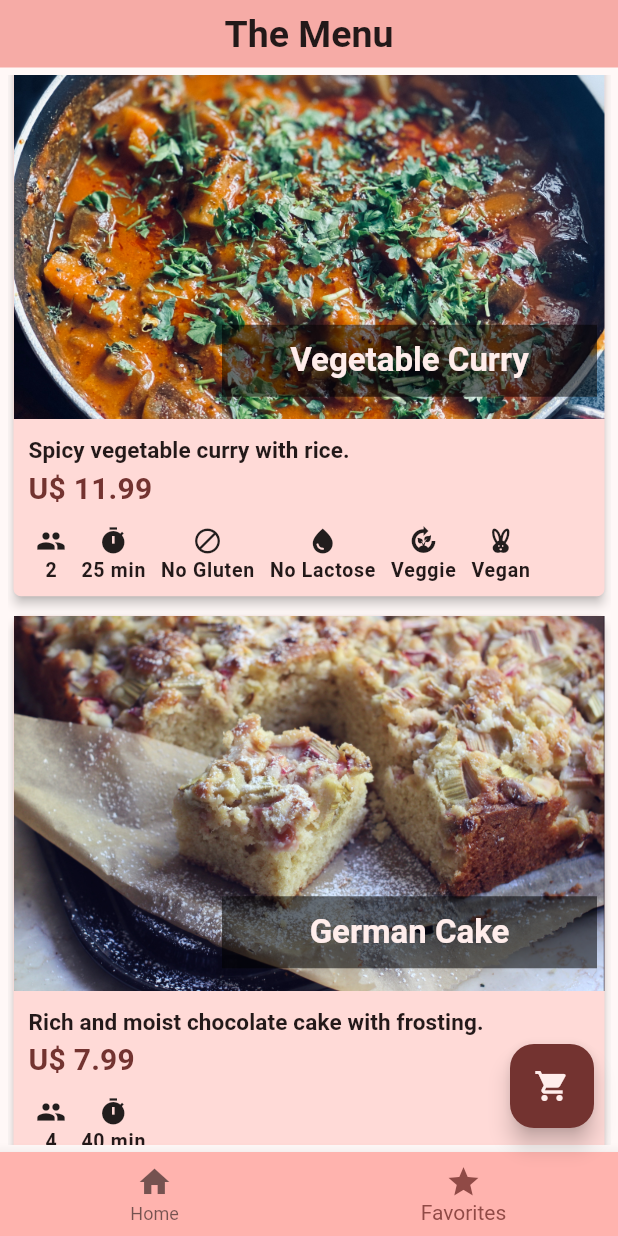
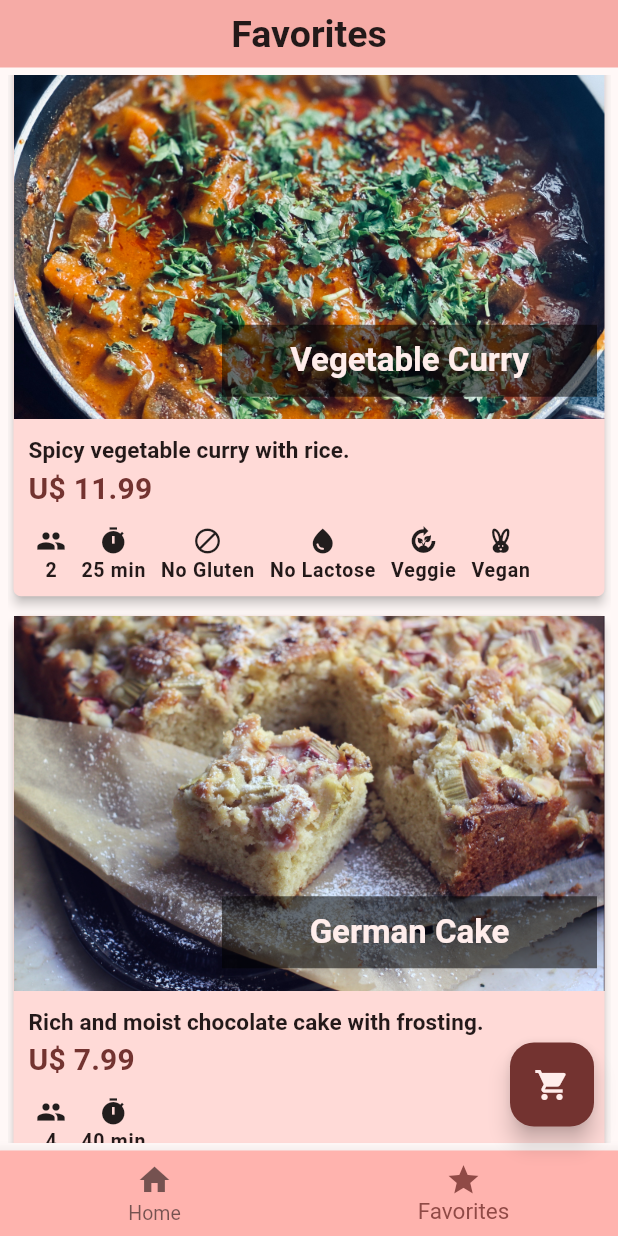
Before and after one commit to darcanj0/the_menu, a Flutter app: the screen it shows after launch, item 2 of the bottom bar chosen, scrolled down 3456 dp, on a phone screen of 412 x 824 dp. Run offline on Flutter 3.47's test engine with Material 2 defaults, Android fonts, the light colour scheme and no system bars; our stand-ins replace google_fonts; Roboto replaces fonts that are missing (Vollkorn).

Commit message:
style: add correct title to appbar

```diff
--- a/lib/pages/home/tabs_page.dart
+++ b/lib/pages/home/tabs_page.dart
@@ -21,9 +21,9 @@ class _TabsPageState extends State<TabsPage> {
     });
   }
 
-  final List<Widget> _tabs = [
-    const CategoriesTab(),
-    const FavoritesTab(),
+  final List<Map<String, Object>> _tabs = [
+    {'tab': const CategoriesTab(), 'appBarTitle': 'Categories'},
+    {'tab': const FavoritesTab(), 'appBarTitle': 'Favorites'},
   ];
 
   @override
@@ -32,12 +32,15 @@ class _TabsPageState extends State<TabsPage> {
     final ColorScheme colorScheme = theme.colorScheme;
 
     return Scaffold(
-        appBar: const TheMenuAppBar(title: 'The Menu'),
-        body: _tabs[_selectedIndex],
+        appBar: TheMenuAppBar(
+            title: _tabs[_selectedIndex]['appBarTitle'] as String),
+        body: _tabs[_selectedIndex]['tab'] as Widget,
         bottomNavigationBar: BottomNavigationBar(
             backgroundColor: colorScheme.inversePrimary,
             onTap: _selectPage,
             currentIndex: _selectedIndex,
+            selectedFontSize: 15,
+            unselectedFontSize: 13,
             items: const [
               BottomNavigationBarItem(
                 label: 'Home',
```
